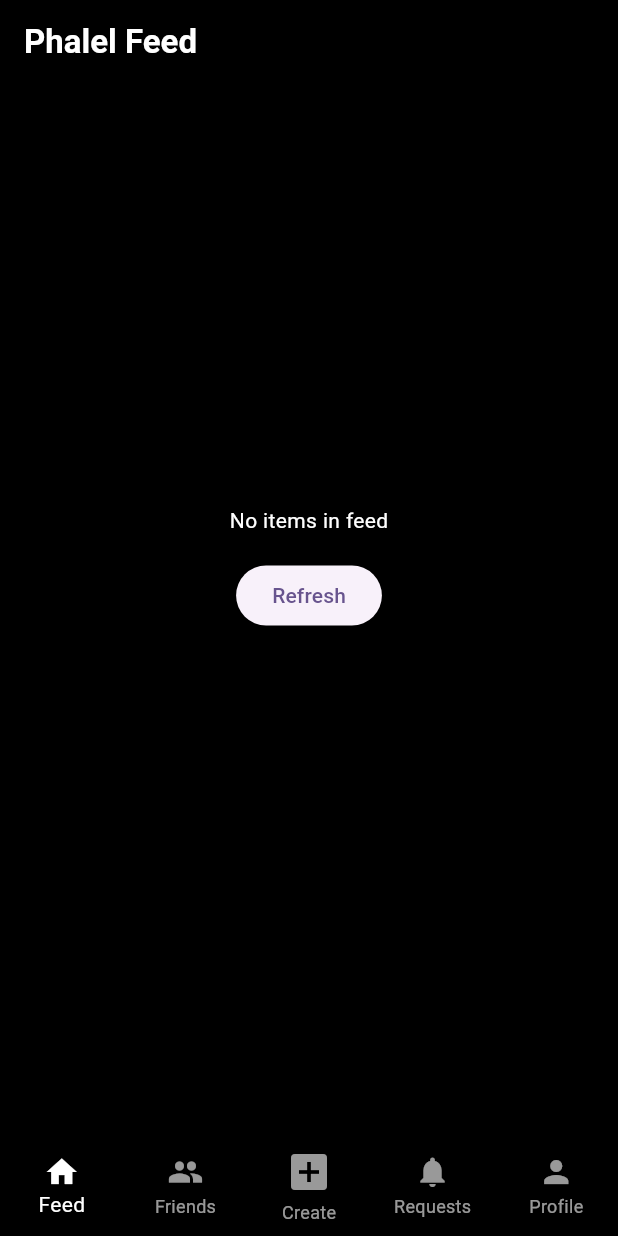
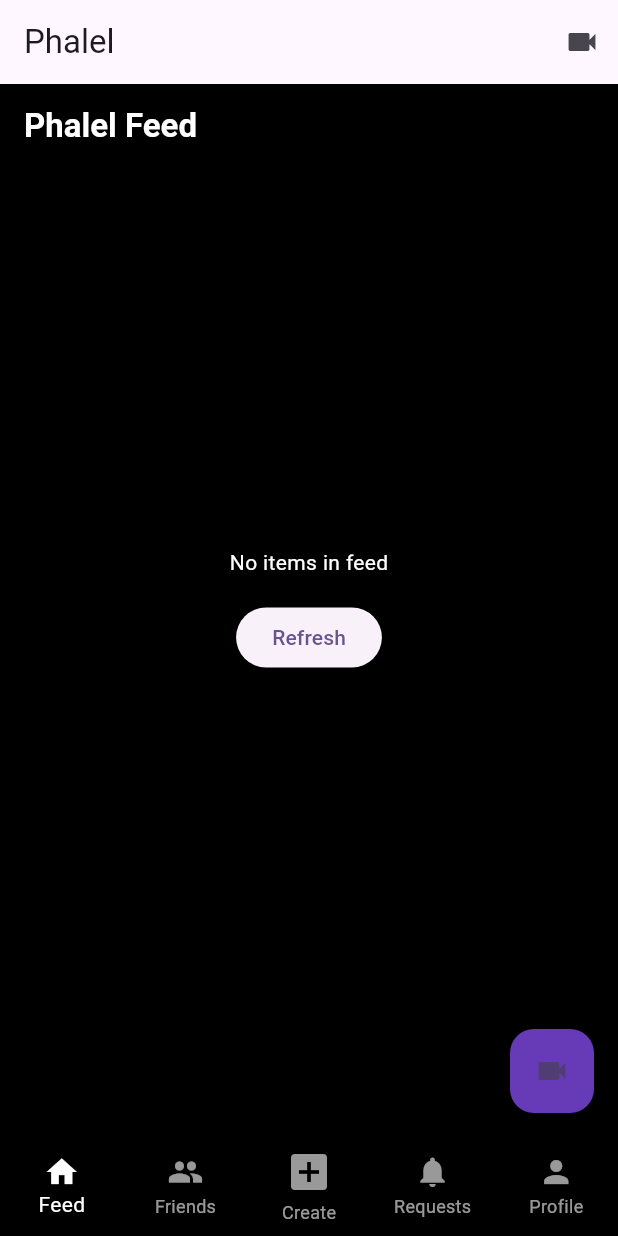
Before and after one commit to Orgpg/test_phalel_video_api, a Flutter app: the MainNavigationScreen screen opened by its route, on a phone screen of 412 x 824 dp. Run offline on Flutter 3.47's test engine with Material 3 defaults, Android fonts, the light colour scheme and no system bars; our stand-ins replace chewie, dio, file_picker, flutter_dotenv, flutter_secure_storage, go_router and 2 more; accounts and stored records are empty; network calls fail.

Commit message:
feat: Add video upload UI to home page
- Add floating action button (FAB) to FeedScreen for quick upload access
- Add upload video icon button in AppBar of feed view
- Maintain existing 'Create' menu with upload option
- Icon: videocam (purple color matching app theme)
- Enables users to upload videos directly from feed page

UX Improvements:
✓ Floating action button for fast access (always visible on feed)
✓ AppBar icon button for top navigation option
✓ Existing Create menu still available for alternative access
✓ Consistent routing to /upload page

This provides 2 easy ways to access video upload from home page:
1. Click FAB (floating action button) on feed page
2. Click camera icon in AppBar
3. Use Create menu (as before)

```diff
--- a/lib/features/feed/feed_screen.dart
+++ b/lib/features/feed/feed_screen.dart
@@ -1,4 +1,5 @@
 import 'package:flutter/material.dart';
+import 'package:go_router/go_router.dart';
 import 'package:provider/provider.dart';
 import '../../core/providers/feed_provider.dart';
 import '../../core/models/feed_item.dart';
@@ -39,6 +40,14 @@ class _FeedScreenState extends State<FeedScreen> {
         backgroundColor: Colors.transparent,
         elevation: 0,
         title: const Text('Phalel Feed', style: TextStyle(color: Colors.white, fontWeight: FontWeight.bold)),
+      ),
+      floatingActionButton: FloatingActionButton(
+        onPressed: () {
+          context.push('/upload');
+        },
+        tooltip: 'Upload Video',
+        backgroundColor: Colors.deepPurple,
+        child: const Icon(Icons.videocam),
       ),
       body: Consumer<FeedProvider>(
         builder: (context, provider, child) {
--- a/lib/features/main_navigation_screen.dart
+++ b/lib/features/main_navigation_screen.dart
@@ -65,6 +65,20 @@ class _MainNavigationScreenState extends State<MainNavigationScreen> {
   @override
   Widget build(BuildContext context) {
     return Scaffold(
+      appBar: _selectedIndex == 0
+        ? AppBar(
+            title: const Text('Phalel'),
+            actions: [
+              IconButton(
+                icon: const Icon(Icons.videocam),
+                onPressed: () {
+                  context.push('/upload');
+                },
+                tooltip: 'Upload Video',
+              ),
+            ],
+          )
+        : null,
       body: IndexedStack(
         index: _selectedIndex,
         children: _screens,
```
